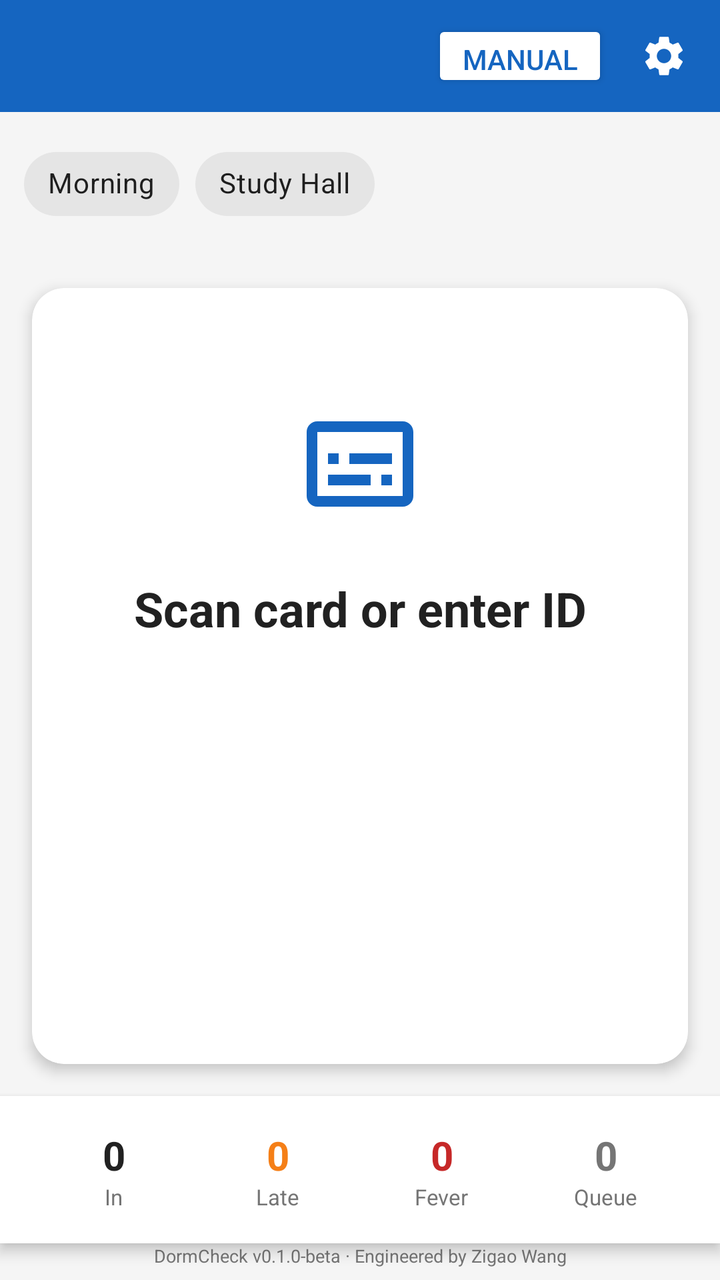
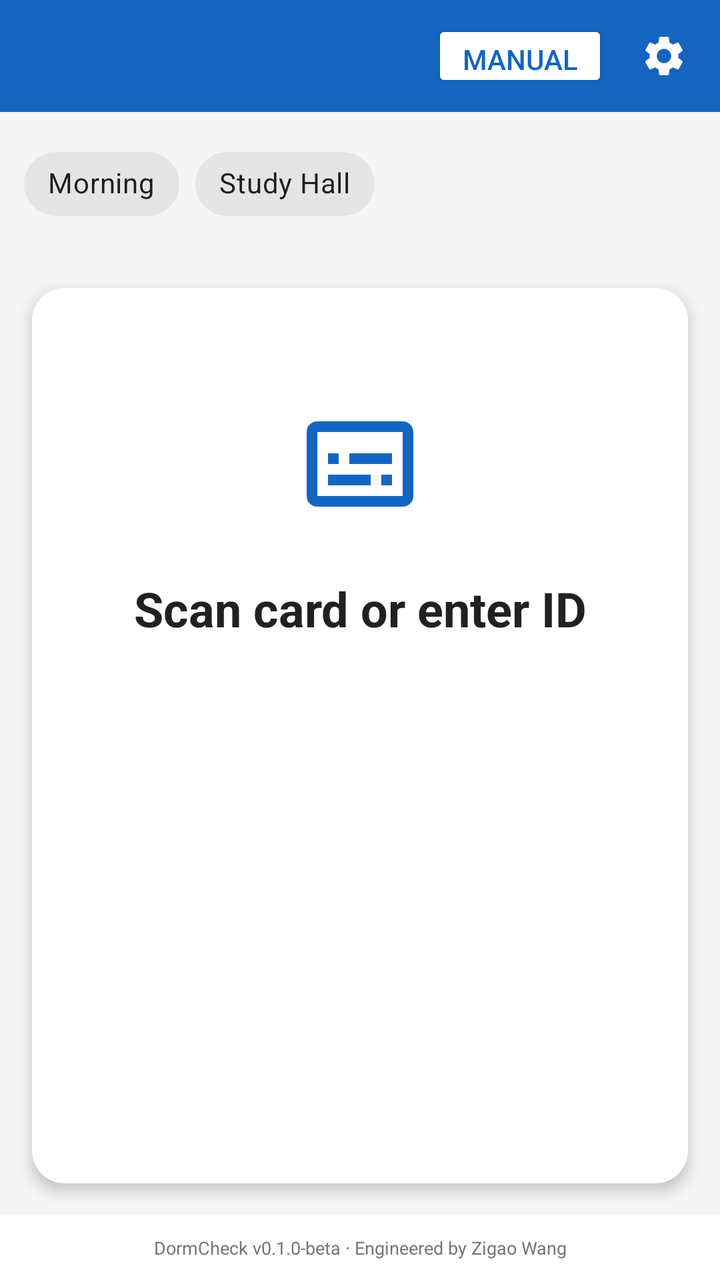

Screens rendered from an Android XML layout before and after an edit, with the pre-edit source and the edit as a unified diff.
<!-- AndroidManifest.xml: application theme Theme.DormCheck -->
<!-- res/layout/activity_checkin.xml -->
<?xml version="1.0" encoding="utf-8"?>
<FrameLayout xmlns:android="http://schemas.android.com/apk/res/android"
    xmlns:app="http://schemas.android.com/apk/res-auto"
    android:layout_width="match_parent"
    android:layout_height="match_parent">

<LinearLayout
    android:id="@+id/main_content"
    android:layout_width="match_parent"
    android:layout_height="match_parent"
    android:background="@color/background"
    android:orientation="vertical">

    
    <LinearLayout
        android:layout_width="match_parent"
        android:layout_height="56dp"
        android:background="@color/primary"
        android:gravity="center_vertical"
        android:orientation="horizontal"
        android:paddingStart="16dp"
        android:paddingEnd="8dp">

        <TextView
            android:id="@+id/text_device_name"
            android:layout_width="0dp"
            android:layout_height="wrap_content"
            android:layout_weight="1"
            android:textColor="@color/white"
            android:textSize="16sp" />

        <Button
            android:id="@+id/btn_manual_input"
            android:layout_width="wrap_content"
            android:layout_height="36dp"
            android:text="@string/manual_input"
            android:textSize="14sp"
            android:layout_marginEnd="8dp"
            android:backgroundTint="@color/white"
            android:textColor="@color/primary" />

        <ImageButton
            android:id="@+id/btn_settings"
            android:layout_width="40dp"
            android:layout_height="40dp"
            android:background="?attr/selectableItemBackgroundBorderless"
            android:src="@drawable/ic_settings"
            android:contentDescription="@string/settings"
            app:tint="@color/white" />

    </LinearLayout>

    
    <EditText
        android:id="@+id/edit_barcode"
        android:layout_width="0dp"
        android:layout_height="0dp"
        android:inputType="number"
        android:imeOptions="actionDone"
        android:importantForAutofill="no" />

    
    <com.google.android.material.chip.ChipGroup
        android:id="@+id/chip_group_check_type"
        android:layout_width="match_parent"
        android:layout_height="wrap_content"
        android:padding="12dp"
        app:singleSelection="true"
        app:selectionRequired="true">

        <com.google.android.material.chip.Chip
            android:id="@+id/chip_morning"
            style="@style/Widget.MaterialComponents.Chip.Choice"
            android:layout_width="wrap_content"
            android:layout_height="wrap_content"
            android:text="@string/check_type_morning" />

        <com.google.android.material.chip.Chip
            android:id="@+id/chip_studyhall"
            style="@style/Widget.MaterialComponents.Chip.Choice"
            android:layout_width="wrap_content"
            android:layout_height="wrap_content"
            android:text="@string/check_type_studyhall" />

    </com.google.android.material.chip.ChipGroup>

    
    <androidx.cardview.widget.CardView
        android:id="@+id/card_result"
        android:layout_width="match_parent"
        android:layout_height="0dp"
        android:layout_weight="1"
        android:layout_margin="16dp"
        app:cardCornerRadius="16dp"
        app:cardElevation="4dp">

        <RelativeLayout
            android:layout_width="match_parent"
            android:layout_height="match_parent"
            android:padding="24dp">

            <ImageView
                android:id="@+id/icon_status"
                android:layout_width="64dp"
                android:layout_height="64dp"
                android:layout_centerHorizontal="true"
                android:layout_marginTop="32dp"
                android:src="@drawable/ic_card_scan"
                android:contentDescription="Status" />

            <TextView
                android:id="@+id/text_status"
                style="@style/BigStatusText"
                android:layout_width="match_parent"
                android:layout_height="wrap_content"
                android:layout_below="@id/icon_status"
                android:layout_centerHorizontal="true"
                android:layout_marginTop="24dp"
                android:gravity="center"
                android:maxLines="2"
                android:ellipsize="end"
                android:text="@string/checkin_ready" />

            <TextView
                android:id="@+id/text_student_name"
                style="@style/StudentNameText"
                android:layout_width="match_parent"
                android:layout_height="wrap_content"
                android:layout_below="@id/text_status"
                android:layout_centerHorizontal="true"
                android:layout_marginTop="16dp"
                android:gravity="center"
                android:maxLines="2"
                android:ellipsize="end" />

            <TextView
                android:id="@+id/text_student_info"
                style="@style/TemperatureText"
                android:layout_width="wrap_content"
                android:layout_height="wrap_content"
                android:layout_below="@id/text_student_name"
                android:layout_centerHorizontal="true"
                android:layout_marginTop="8dp" />

            <ProgressBar
                android:id="@+id/progress_checkin"
                android:layout_width="48dp"
                android:layout_height="48dp"
                android:layout_centerInParent="true"
                android:visibility="gone" />

        </RelativeLayout>

    </androidx.cardview.widget.CardView>

    
    <LinearLayout
        android:layout_width="match_parent"
        android:layout_height="wrap_content"
        android:orientation="horizontal"
        android:padding="16dp"
        android:background="@color/card_background"
        android:elevation="4dp">

        <LinearLayout
            android:layout_width="0dp"
            android:layout_height="wrap_content"
            android:layout_weight="1"
            android:gravity="center"
            android:orientation="vertical">

            <TextView
                android:id="@+id/text_stat_checked"
                style="@style/StatValue"
                android:layout_width="wrap_content"
                android:layout_height="wrap_content"
                android:text="0" />

            <TextView
                style="@style/StatLabel"
                android:layout_width="wrap_content"
                android:layout_height="wrap_content"
                android:text="@string/stats_checked" />

        </LinearLayout>

        <LinearLayout
            android:layout_width="0dp"
            android:layout_height="wrap_content"
            android:layout_weight="1"
            android:gravity="center"
            android:orientation="vertical">

            <TextView
                android:id="@+id/text_stat_late"
                style="@style/StatValue"
                android:layout_width="wrap_content"
                android:layout_height="wrap_content"
                android:text="0"
                android:textColor="@color/warning" />

            <TextView
                style="@style/StatLabel"
                android:layout_width="wrap_content"
                android:layout_height="wrap_content"
                android:text="@string/stats_late" />

        </LinearLayout>

        <LinearLayout
            android:layout_width="0dp"
            android:layout_height="wrap_content"
            android:layout_weight="1"
            android:gravity="center"
            android:orientation="vertical">

            <TextView
                android:id="@+id/text_stat_fever"
                style="@style/StatValue"
                android:layout_width="wrap_content"
                android:layout_height="wrap_content"
                android:text="0"
                android:textColor="@color/error" />

            <TextView
                style="@style/StatLabel"
                android:layout_width="wrap_content"
                android:layout_height="wrap_content"
                android:text="@string/stats_fever" />

        </LinearLayout>

        <LinearLayout
            android:layout_width="0dp"
            android:layout_height="wrap_content"
            android:layout_weight="1"
            android:gravity="center"
            android:orientation="vertical">

            <TextView
                android:id="@+id/text_stat_queued"
                style="@style/StatValue"
                android:layout_width="wrap_content"
                android:layout_height="wrap_content"
                android:text="0"
                android:textColor="@color/text_secondary" />

            <TextView
                style="@style/StatLabel"
                android:layout_width="wrap_content"
                android:layout_height="wrap_content"
                android:text="@string/stats_queued" />

        </LinearLayout>

        <com.google.android.material.button.MaterialButton
            android:id="@+id/btn_sync"
            style="@style/Widget.MaterialComponents.Button.TextButton"
            android:layout_width="wrap_content"
            android:layout_height="wrap_content"
            android:text="@string/sync_now"
            android:visibility="gone" />

    </LinearLayout>

    <TextView
        android:layout_width="match_parent"
        android:layout_height="wrap_content"
        android:paddingBottom="6dp"
        android:gravity="center"
        android:textSize="9sp"
        android:textColor="@color/text_secondary"
        android:text="DormCheck v0.1.0-beta · Engineered by Zigao Wang" />

</LinearLayout>

    
    <LinearLayout
        android:id="@+id/overlay_temperature"
        android:layout_width="match_parent"
        android:layout_height="match_parent"
        android:orientation="vertical"
        android:background="@color/card_background"
        android:visibility="gone"
        android:clickable="true"
        android:elevation="8dp">

        
        <LinearLayout
            android:layout_width="match_parent"
            android:layout_height="wrap_content"
            android:orientation="vertical"
            android:background="@color/primary"
            android:padding="16dp"
            android:gravity="center">

            <TextView
                android:id="@+id/text_temp_student_name"
                android:layout_width="match_parent"
                android:layout_height="wrap_content"
                android:textSize="24sp"
                android:textStyle="bold"
                android:textColor="@color/white"
                android:gravity="center" />

            <TextView
                android:id="@+id/text_temp_student_id"
                android:layout_width="match_parent"
                android:layout_height="wrap_content"
                android:textSize="14sp"
                android:fontFamily="monospace"
                android:textColor="#B3FFFFFF"
                android:gravity="center"
                android:visibility="gone" />

        </LinearLayout>

        
        <LinearLayout
            android:id="@+id/layout_temp_reading"
            android:layout_width="match_parent"
            android:layout_height="0dp"
            android:layout_weight="1"
            android:orientation="vertical"
            android:gravity="center"
            android:padding="24dp">

            <TextView
                android:id="@+id/text_temp_status"
                android:layout_width="wrap_content"
                android:layout_height="wrap_content"
                android:text="Measuring…"
                android:textSize="18sp"
                android:textColor="@color/text_secondary"
                android:layout_marginBottom="16dp" />

            <LinearLayout
                android:layout_width="wrap_content"
                android:layout_height="wrap_content"
                android:orientation="horizontal"
                android:gravity="center_vertical">

                <TextView
                    android:id="@+id/text_temp_display"
                    android:layout_width="wrap_content"
                    android:layout_height="wrap_content"
                    android:minWidth="180dp"
                    android:textSize="72sp"
                    android:fontFamily="monospace"
                    android:textStyle="bold"
                    android:textColor="@color/text_secondary"
                    android:gravity="center"
                    android:text="--.-" />

                <TextView
                    android:layout_width="wrap_content"
                    android:layout_height="wrap_content"
                    android:text="°C"
                    android:textSize="28sp"
                    android:textColor="@color/text_secondary"
                    android:layout_gravity="top"
                    android:layout_marginStart="4dp"
                    android:layout_marginTop="12dp" />

            </LinearLayout>

            <TextView
                android:id="@+id/text_temp_hint"
                android:layout_width="wrap_content"
                android:layout_height="wrap_content"
                android:text="Point thermometer at forehead"
                android:textSize="14sp"
                android:textColor="@color/text_secondary"
                android:layout_marginTop="16dp" />

        </LinearLayout>

        
        <GridLayout
            android:id="@+id/grid_numpad"
            android:layout_width="match_parent"
            android:layout_height="wrap_content"
            android:paddingStart="16dp"
            android:paddingEnd="16dp"
            android:columnCount="3"
            android:rowCount="4"
            android:visibility="gone">

            <com.google.android.material.button.MaterialButton
                android:id="@+id/btn_num_1"
                style="@style/NumpadButton"
                android:text="1" />

            <com.google.android.material.button.MaterialButton
                android:id="@+id/btn_num_2"
                style="@style/NumpadButton"
                android:text="2" />

            <com.google.android.material.button.MaterialButton
                android:id="@+id/btn_num_3"
                style="@style/NumpadButton"
                android:text="3" />

            <com.google.android.material.button.MaterialButton
                android:id="@+id/btn_num_4"
                style="@style/NumpadButton"
                android:text="4" />

            <com.google.android.material.button.MaterialButton
                android:id="@+id/btn_num_5"
                style="@style/NumpadButton"
                android:text="5" />

            <com.google.android.material.button.MaterialButton
                android:id="@+id/btn_num_6"
                style="@style/NumpadButton"
                android:text="6" />

            <com.google.android.material.button.MaterialButton
                android:id="@+id/btn_num_7"
                style="@style/NumpadButton"
                android:text="7" />

            <com.google.android.material.button.MaterialButton
                android:id="@+id/btn_num_8"
                style="@style/NumpadButton"
                android:text="8" />

            <com.google.android.material.button.MaterialButton
                android:id="@+id/btn_num_9"
                style="@style/NumpadButton"
                android:text="9" />

            <com.google.android.material.button.MaterialButton
                android:id="@+id/btn_num_dot"
                style="@style/NumpadButton"
                android:text="." />

            <com.google.android.material.button.MaterialButton
                android:id="@+id/btn_num_0"
                style="@style/NumpadButton"
                android:text="0" />

            <com.google.android.material.button.MaterialButton
                android:id="@+id/btn_num_back"
                style="@style/NumpadButton"
                android:text="⌫" />

        </GridLayout>

        
        <LinearLayout
            android:layout_width="match_parent"
            android:layout_height="wrap_content"
            android:orientation="horizontal"
            android:padding="12dp">

            <com.google.android.material.button.MaterialButton
                android:id="@+id/btn_temp_cancel"
                style="@style/Widget.MaterialComponents.Button.OutlinedButton"
                android:layout_width="0dp"
                android:layout_height="52dp"
                android:layout_weight="1"
                android:text="@string/cancel"
                android:textSize="14sp"
                android:textColor="@color/text_secondary"
                android:layout_marginEnd="6dp"
                android:insetTop="0dp"
                android:insetBottom="0dp"
                app:cornerRadius="12dp"
                app:strokeColor="@color/divider" />

            <com.google.android.material.button.MaterialButton
                android:id="@+id/btn_temp_manual"
                style="@style/Widget.MaterialComponents.Button.OutlinedButton"
                android:layout_width="0dp"
                android:layout_height="52dp"
                android:layout_weight="1"
                android:text="Manual"
                android:textSize="14sp"
                android:textColor="@color/primary"
                android:layout_marginStart="6dp"
                android:layout_marginEnd="6dp"
                android:insetTop="0dp"
                android:insetBottom="0dp"
                app:cornerRadius="12dp"
                app:strokeColor="@color/primary" />

            <com.google.android.material.button.MaterialButton
                android:id="@+id/btn_temp_confirm"
                android:layout_width="0dp"
                android:layout_height="52dp"
                android:layout_weight="1"
                android:text="@string/confirm"
                android:textSize="14sp"
                android:textStyle="bold"
                android:layout_marginStart="6dp"
                android:insetTop="0dp"
                android:insetBottom="0dp"
                app:cornerRadius="12dp"
                app:backgroundTint="@color/primary"
                android:textColor="@color/white" />

        </LinearLayout>

    </LinearLayout>

</FrameLayout>
<!-- resources referenced by this layout -->
<resources>
  <color name="background">#F5F5F5</color>
  <color name="card_background">#FFFFFF</color>
  <color name="divider">#BDBDBD</color>
  <color name="error">#C62828</color>
  <color name="primary">#1565C0</color>
  <color name="text_secondary">#757575</color>
  <color name="warning">#F57F17</color>
  <color name="white">#FFFFFF</color>
  <!-- drawable ic_card_scan (drawable) -->
  <vector xmlns:android="http://schemas.android.com/apk/res/android"
      android:width="64dp"
      android:height="64dp"
      android:viewportWidth="24"
      android:viewportHeight="24">
      <path
          android:fillColor="#1565C0"
          android:pathData="M20,4H4C2.89,4 2,4.89 2,6V18C2,19.11 2.89,20 4,20H20C21.11,20 22,19.11 22,18V6C22,4.89 21.11,4 20,4ZM20,18H4V6H20V18ZM6,10H8V12H6V10ZM6,14H14V16H6V14ZM16,14H18V16H16V14ZM10,10H18V12H10V10Z" />
  </vector>
  <string name="cancel">Cancel</string>
  <string name="check_type_morning">Morning</string>
  <string name="check_type_studyhall">Study Hall</string>
  <string name="checkin_ready">Scan card or enter ID</string>
  <string name="confirm">Confirm</string>
  <string name="manual_input">Manual</string>
  <string name="settings">Settings</string>
  <string name="stats_checked">In</string>
  <string name="stats_fever">Fever</string>
  <string name="stats_late">Late</string>
  <string name="stats_queued">Queue</string>
  <string name="sync_now">Sync Now</string>
  <style name="BigStatusText">
          <item name="android:textSize">24sp</item>
          <item name="android:textStyle">bold</item>
          <item name="android:textColor">@color/text_primary</item>
      </style>
  <style name="NumpadButton" parent="Widget.MaterialComponents.Button.OutlinedButton">
          <item name="android:layout_width">0dp</item>
          <item name="android:layout_height">52dp</item>
          <item name="android:layout_columnWeight">1</item>
          <item name="android:layout_margin">3dp</item>
          <item name="android:textSize">22sp</item>
          <item name="android:textColor">@color/text_primary</item>
          <item name="cornerRadius">12dp</item>
          <item name="strokeColor">@color/divider</item>
          <item name="android:insetTop">0dp</item>
          <item name="android:insetBottom">0dp</item>
          <item name="backgroundTint">@color/card_background</item>
      </style>
  <style name="StatLabel">
          <item name="android:textSize">11sp</item>
          <item name="android:textColor">@color/text_secondary</item>
          <item name="android:maxLines">1</item>
          <item name="android:ellipsize">end</item>
      </style>
  <style name="StatValue">
          <item name="android:textSize">20sp</item>
          <item name="android:textStyle">bold</item>
          <item name="android:textColor">@color/text_primary</item>
      </style>
  <style name="StudentNameText">
          <item name="android:textSize">36sp</item>
          <item name="android:textStyle">bold</item>
          <item name="android:textColor">@color/text_primary</item>
      </style>
  <style name="TemperatureText">
          <item name="android:textSize">24sp</item>
          <item name="android:textColor">@color/text_secondary</item>
      </style>
  <style name="Theme.DormCheck" parent="Theme.MaterialComponents.Light.NoActionBar">
          <item name="colorPrimary">@color/primary</item>
          <item name="colorPrimaryDark">@color/primary_dark</item>
          <item name="colorAccent">@color/accent</item>
          <item name="android:statusBarColor">@color/status_bar</item>
          <item name="android:windowBackground">@color/background</item>
      </style>
  <color name="text_primary">#212121</color>
  <color name="primary_dark">#0D47A1</color>
  <color name="accent">#FF6F00</color>
  <color name="status_bar">#0D47A1</color>
</resources>

<!-- the commit's change to res/layout/activity_checkin.xml (unified diff, before → after) -->
@@ -154,120 +154,12 @@
     </androidx.cardview.widget.CardView>
 
     
-    <LinearLayout
-        android:layout_width="match_parent"
-        android:layout_height="wrap_content"
-        android:orientation="horizontal"
-        android:padding="16dp"
-        android:background="@color/card_background"
-        android:elevation="4dp">
-
-        <LinearLayout
-            android:layout_width="0dp"
-            android:layout_height="wrap_content"
-            android:layout_weight="1"
-            android:gravity="center"
-            android:orientation="vertical">
-
-            <TextView
-                android:id="@+id/text_stat_checked"
-                style="@style/StatValue"
-                android:layout_width="wrap_content"
-                android:layout_height="wrap_content"
-                android:text="0" />
-
-            <TextView
-                style="@style/StatLabel"
-                android:layout_width="wrap_content"
-                android:layout_height="wrap_content"
-                android:text="@string/stats_checked" />
-
-        </LinearLayout>
-
-        <LinearLayout
-            android:layout_width="0dp"
-            android:layout_height="wrap_content"
-            android:layout_weight="1"
-            android:gravity="center"
-            android:orientation="vertical">
-
-            <TextView
-                android:id="@+id/text_stat_late"
-                style="@style/StatValue"
-                android:layout_width="wrap_content"
-                android:layout_height="wrap_content"
-                android:text="0"
-                android:textColor="@color/warning" />
-
-            <TextView
-                style="@style/StatLabel"
-                android:layout_width="wrap_content"
-                android:layout_height="wrap_content"
-                android:text="@string/stats_late" />
-
-        </LinearLayout>
-
-        <LinearLayout
-            android:layout_width="0dp"
-            android:layout_height="wrap_content"
-            android:layout_weight="1"
-            android:gravity="center"
-            android:orientation="vertical">
-
-            <TextView
-                android:id="@+id/text_stat_fever"
-                style="@style/StatValue"
-                android:layout_width="wrap_content"
-                android:layout_height="wrap_content"
-                android:text="0"
-                android:textColor="@color/error" />
-
-            <TextView
-                style="@style/StatLabel"
-                android:layout_width="wrap_content"
-                android:layout_height="wrap_content"
-                android:text="@string/stats_fever" />
-
-        </LinearLayout>
-
-        <LinearLayout
-            android:layout_width="0dp"
-            android:layout_height="wrap_content"
-            android:layout_weight="1"
-            android:gravity="center"
-            android:orientation="vertical">
-
-            <TextView
-                android:id="@+id/text_stat_queued"
-                style="@style/StatValue"
-                android:layout_width="wrap_content"
-                android:layout_height="wrap_content"
-                android:text="0"
-                android:textColor="@color/text_secondary" />
-
-            <TextView
-                style="@style/StatLabel"
-                android:layout_width="wrap_content"
-                android:layout_height="wrap_content"
-                android:text="@string/stats_queued" />
-
-        </LinearLayout>
-
-        <com.google.android.material.button.MaterialButton
-            android:id="@+id/btn_sync"
-            style="@style/Widget.MaterialComponents.Button.TextButton"
-            android:layout_width="wrap_content"
-            android:layout_height="wrap_content"
-            android:text="@string/sync_now"
-            android:visibility="gone" />
-
-    </LinearLayout>
-
     <TextView
         android:layout_width="match_parent"
         android:layout_height="wrap_content"
-        android:paddingBottom="6dp"
+        android:padding="10dp"
         android:gravity="center"
+        android:background="@color/card_background"
         android:textSize="9sp"
         android:textColor="@color/text_secondary"
         android:text="DormCheck v0.1.0-beta · Engineered by Zigao Wang" />
<!-- resource entries referenced after the edit -->
@@ -3,10 +3,8 @@
   <color name="background">#F5F5F5</color>
   <color name="card_background">#FFFFFF</color>
   <color name="divider">#BDBDBD</color>
-  <color name="error">#C62828</color>
   <color name="primary">#1565C0</color>
   <color name="text_secondary">#757575</color>
-  <color name="warning">#F57F17</color>
   <color name="white">#FFFFFF</color>
   <!-- drawable ic_card_scan (drawable) -->
   <vector xmlns:android="http://schemas.android.com/apk/res/android"
@@ -25,11 +23,6 @@
   <string name="confirm">Confirm</string>
   <string name="manual_input">Manual</string>
   <string name="settings">Settings</string>
-  <string name="stats_checked">In</string>
-  <string name="stats_fever">Fever</string>
-  <string name="stats_late">Late</string>
-  <string name="stats_queued">Queue</string>
-  <string name="sync_now">Sync Now</string>
   <style name="BigStatusText">
           <item name="android:textSize">24sp</item>
           <item name="android:textStyle">bold</item>
@@ -47,17 +40,6 @@
           <item name="android:insetTop">0dp</item>
           <item name="android:insetBottom">0dp</item>
           <item name="backgroundTint">@color/card_background</item>
-      </style>
-  <style name="StatLabel">
-          <item name="android:textSize">11sp</item>
-          <item name="android:textColor">@color/text_secondary</item>
-          <item name="android:maxLines">1</item>
-          <item name="android:ellipsize">end</item>
-      </style>
-  <style name="StatValue">
-          <item name="android:textSize">20sp</item>
-          <item name="android:textStyle">bold</item>
-          <item name="android:textColor">@color/text_primary</item>
       </style>
   <style name="StudentNameText">
           <item name="android:textSize">36sp</item>
